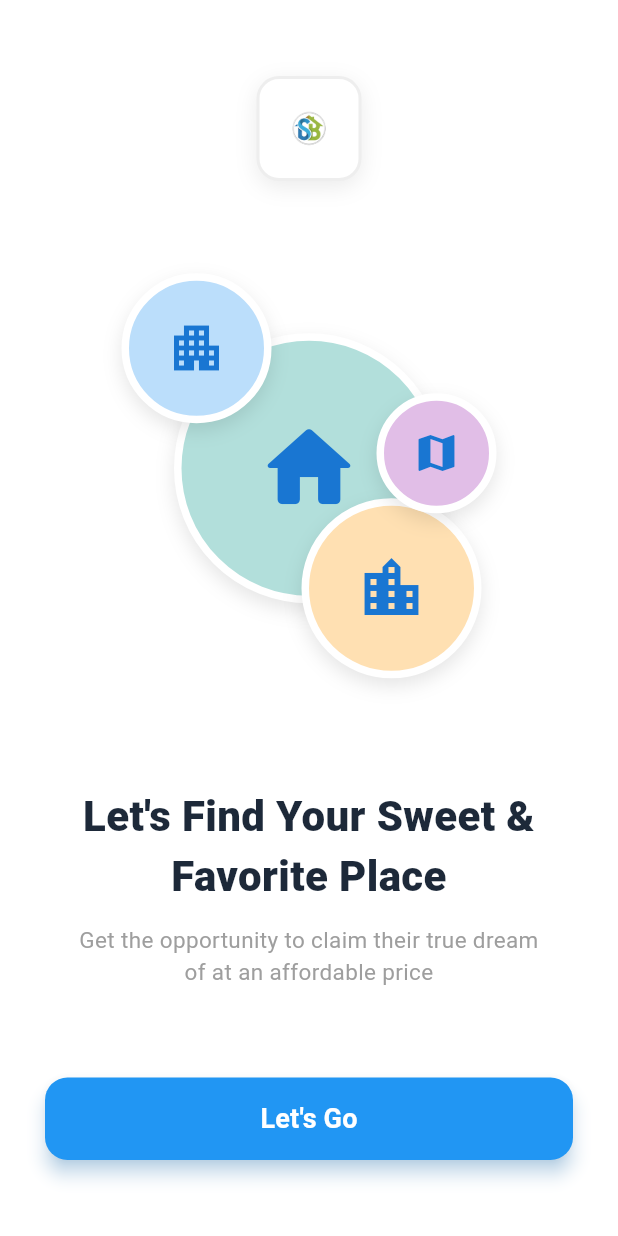
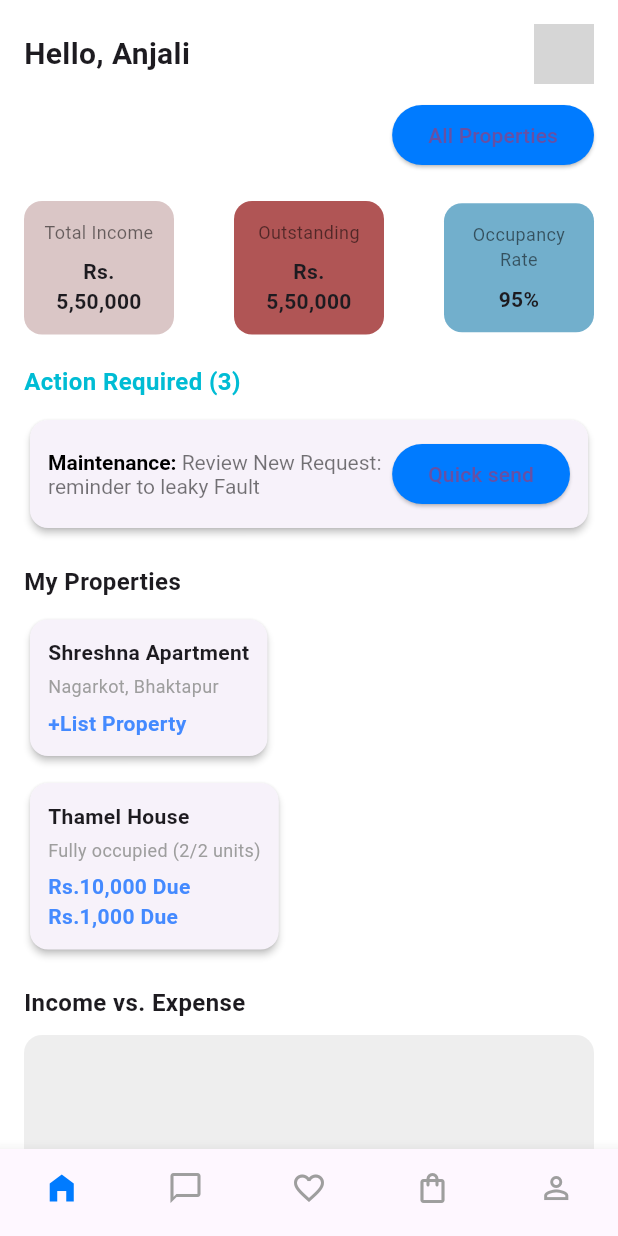
Before and after one commit to anjaliofficial/sajilo_baas, a Flutter app: the screen it shows after launch, on a phone screen of 412 x 824 dp. Run offline on Flutter 3.47's test engine with Material 3 defaults, Android fonts, the light colour scheme and no system bars; grey boxes are pictures that could not be loaded.

Commit message:
Hoss Dashboard

```diff
--- a/lib/app.dart
+++ b/lib/app.dart
@@ -4,6 +4,7 @@ import 'screens/splash_screen.dart';
 import 'screens/obboarding_page.dart';
 import 'screens/signup_page.dart';
 import 'screens/dashboard_screen.dart';
+import 'screens/hosts/hosts_dashboard_screen.dart';
 
 class App extends StatelessWidget {
   const App({super.key});
@@ -20,8 +21,9 @@ class App extends StatelessWidget {
         '/login': (context) => const LoginPage(),
         '/signup': (context) => const SignUpPage(),
         '/dashboard': (context) => const DashboardScreen(),
+        '/hosts_dashboard_screen': (context) => const HostDashboard(),
       },
-      initialRoute: '/splash',
+      initialRoute: '/hosts_dashboard_screen',
     );
   }
 }
--- /dev/null
+++ b/lib/screens/hosts/hosts_dashboard_screen.dart
@@ -0,0 +1,256 @@
+import 'package:flutter/material.dart';
+
+class HostDashboard extends StatelessWidget {
+  const HostDashboard({super.key});
+
+  final Color primaryBlue = const Color(0xFF007BFF);
+  final Color redColor = Colors.red;
+  final Color lightBlue = Colors.lightBlueAccent;
+
+  @override
+  Widget build(BuildContext context) {
+    return Scaffold(
+      backgroundColor: Colors.white,
+      body: SafeArea(
+        child: SingleChildScrollView(
+          padding: const EdgeInsets.all(16),
+          child: Column(
+            crossAxisAlignment: CrossAxisAlignment.start,
+            children: [
+              // Header
+              Row(
+                mainAxisAlignment: MainAxisAlignment.spaceBetween,
+                children: [
+                  const Text(
+                    'Hello, Anjali',
+                    style: TextStyle(fontSize: 20, fontWeight: FontWeight.bold),
+                  ),
+                  CircleAvatar(
+                    radius: 20,
+                    backgroundImage: AssetImage('assets/images/profile.jpeg'),
+                  ),
+                ],
+              ),
+              const SizedBox(height: 10),
+              Align(
+                alignment: Alignment.centerRight,
+                child: ElevatedButton(
+                  onPressed: () {},
+                  style: ElevatedButton.styleFrom(
+                    backgroundColor: primaryBlue,
+                    shape: RoundedRectangleBorder(
+                      borderRadius: BorderRadius.circular(20),
+                    ),
+                  ),
+                  child: const Text('All Properties'),
+                ),
+              ),
+              const SizedBox(height: 20),
+
+              // Quick Stats Cards
+              Row(
+                mainAxisAlignment: MainAxisAlignment.spaceBetween,
+                children: [
+                  _buildStatCard(
+                    'Total Income',
+                    'Rs. 5,50,000',
+                    const Color.fromARGB(255, 218, 198, 198),
+                  ),
+                  _buildStatCard(
+                    'Outstanding',
+                    'Rs. 5,50,000',
+                    const Color.fromARGB(255, 176, 85, 85),
+                  ),
+                  _buildStatCard(
+                    'Occupancy Rate',
+                    '95%',
+                    const Color.fromARGB(255, 114, 175, 204),
+                  ),
+                ],
+              ),
+              const SizedBox(height: 20),
+
+              // Action Required
+              const Text(
+                'Action Required (3)',
+                style: TextStyle(
+                  fontSize: 16,
+                  fontWeight: FontWeight.bold,
+                  color: Colors.cyan,
+                ),
+              ),
+              const SizedBox(height: 10),
+              _buildActionCard(
+                'Maintenance',
+                'Review New Request: reminder to leaky Fault',
+              ),
+              const SizedBox(height: 20),
+
+              // My Properties
+              const Text(
+                'My Properties',
+                style: TextStyle(fontSize: 16, fontWeight: FontWeight.bold),
+              ),
+              const SizedBox(height: 10),
+              _buildPropertyCard(
+                'Shreshna Apartment',
+                'Nagarkot, Bhaktapur',
+                '+List Property',
+              ),
+              const SizedBox(height: 10),
+              _buildPropertyCard(
+                'Thamel House',
+                'Fully occupied (2/2 units)',
+                'Rs.10,000 Due\nRs.1,000 Due',
+              ),
+              const SizedBox(height: 20),
+
+              // Income vs Expense Graph Placeholder
+              const Text(
+                'Income vs. Expense',
+                style: TextStyle(fontSize: 16, fontWeight: FontWeight.bold),
+              ),
+              const SizedBox(height: 10),
+              Container(
+                height: 200,
+                width: double.infinity,
+                decoration: BoxDecoration(
+                  color: Colors.grey.shade200,
+                  borderRadius: BorderRadius.circular(12),
+                ),
+                child: const Center(child: Text('Graph Placeholder')),
+              ),
+            ],
+          ),
+        ),
+      ),
+
+      // Bottom Navigation Bar
+      bottomNavigationBar: BottomNavigationBar(
+        type: BottomNavigationBarType.fixed,
+        selectedItemColor: primaryBlue,
+        unselectedItemColor: Colors.grey,
+        showSelectedLabels: false,
+        showUnselectedLabels: false,
+        currentIndex: 0,
+        items: const [
+          BottomNavigationBarItem(icon: Icon(Icons.home_filled), label: 'Home'),
+          BottomNavigationBarItem(
+            icon: Icon(Icons.chat_bubble_outline),
+            label: 'Messages',
+          ),
+          BottomNavigationBarItem(
+            icon: Icon(Icons.favorite_border),
+            label: 'Favorites',
+          ),
+          BottomNavigationBarItem(
+            icon: Icon(Icons.shopping_bag_outlined),
+            label: 'Bookings',
+          ),
+          BottomNavigationBarItem(
+            icon: Icon(Icons.person_outline),
+            label: 'Profile',
+          ),
+        ],
+      ),
+    );
+  }
+
+  Widget _buildStatCard(String title, String value, Color color) {
+    return Container(
+      width: 100,
+      padding: const EdgeInsets.all(12),
+      decoration: BoxDecoration(
+        color: color,
+        borderRadius: BorderRadius.circular(12),
+      ),
+      child: Column(
+        children: [
+          Text(
+            title,
+            textAlign: TextAlign.center,
+            style: const TextStyle(fontSize: 12, color: Colors.black54),
+          ),
+          const SizedBox(height: 8),
+          Text(
+            value,
+            textAlign: TextAlign.center,
+            style: const TextStyle(fontWeight: FontWeight.bold, fontSize: 14),
+          ),
+        ],
+      ),
+    );
+  }
+
+  Widget _buildActionCard(String title, String description) {
+    return Card(
+      elevation: 2,
+      shape: RoundedRectangleBorder(borderRadius: BorderRadius.circular(12)),
+      child: Padding(
+        padding: const EdgeInsets.all(12),
+        child: Row(
+          mainAxisAlignment: MainAxisAlignment.spaceBetween,
+          children: [
+            Expanded(
+              child: RichText(
+                text: TextSpan(
+                  text: '$title: ',
+                  style: const TextStyle(
+                    fontWeight: FontWeight.bold,
+                    color: Colors.black,
+                  ),
+                  children: [
+                    TextSpan(
+                      text: description,
+                      style: const TextStyle(
+                        fontWeight: FontWeight.normal,
+                        color: Colors.black54,
+                      ),
+                    ),
+                  ],
+                ),
+              ),
+            ),
+            ElevatedButton(
+              onPressed: () {},
+              style: ElevatedButton.styleFrom(backgroundColor: primaryBlue),
+              child: const Text('Quick send'),
+            ),
+          ],
+        ),
+      ),
+    );
+  }
+
+  Widget _buildPropertyCard(String title, String subtitle, String info) {
+    return Card(
+      elevation: 2,
+      shape: RoundedRectangleBorder(borderRadius: BorderRadius.circular(12)),
+      child: Padding(
+        padding: const EdgeInsets.all(12),
+        child: Column(
+          crossAxisAlignment: CrossAxisAlignment.start,
+          children: [
+            Text(
+              title,
+              style: const TextStyle(fontWeight: FontWeight.bold, fontSize: 14),
+            ),
+            const SizedBox(height: 4),
+            Text(
+              subtitle,
+              style: const TextStyle(color: Colors.grey, fontSize: 12),
+            ),
+            const SizedBox(height: 6),
+            Text(
+              info,
+              style: const TextStyle(
+                color: Colors.blueAccent,
+                fontWeight: FontWeight.bold,
+              ),
+            ),
+          ],
+        ),
+      ),
+    );
+  }
+}
```
